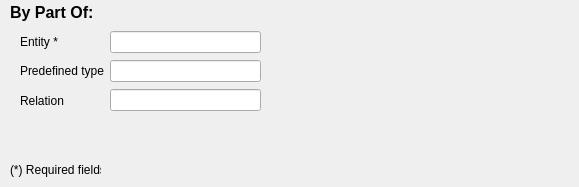
This is GUI_Windows/Filters-Requirements/by_part_of.ui in ivanfelipeib/Masterarbeit as Qt 5 draws it before an edit. The edited form follows.
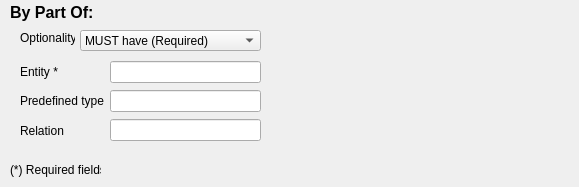
This is the edited form.

Patch:
```diff
--- a/GUI_Windows/Filters-Requirements/by_part_of.ui
+++ b/GUI_Windows/Filters-Requirements/by_part_of.ui
@@ -52,7 +52,7 @@
     <property name="geometry">
      <rect>
       <x>20</x>
-      <y>30</y>
+      <y>60</y>
       <width>241</width>
       <height>82</height>
      </rect>
@@ -98,6 +98,39 @@
      </item>
     </layout>
    </widget>
+   <widget class="QComboBox" name="combo_optionality">
+    <property name="geometry">
+     <rect>
+      <x>80</x>
+      <y>30</y>
+      <width>181</width>
+      <height>21</height>
+     </rect>
+    </property>
+    <item>
+     <property name="text">
+      <string>MUST have (Required)</string>
+     </property>
+    </item>
+    <item>
+     <property name="text">
+      <string>MUST NOT have (Prohibited)</string>
+     </property>
+    </item>
+   </widget>
+   <widget class="QLabel" name="label_2">
+    <property name="geometry">
+     <rect>
+      <x>20</x>
+      <y>30</y>
+      <width>55</width>
+      <height>16</height>
+     </rect>
+    </property>
+    <property name="text">
+     <string>Optionality</string>
+    </property>
+   </widget>
   </widget>
  </widget>
  <resources/>
```
